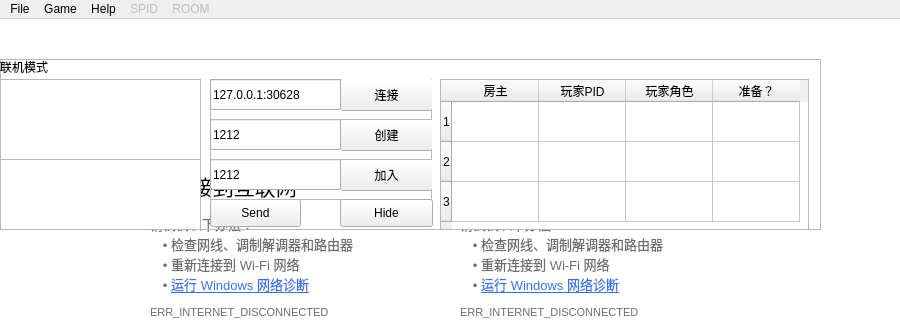
Above: DinoOL/dinool.ui from Brownlzy/DinoOL before the change; both pictures show x 0 to 900 and y 0 to 320 of the 900 by 529 pixel window. Below: the same form after it.
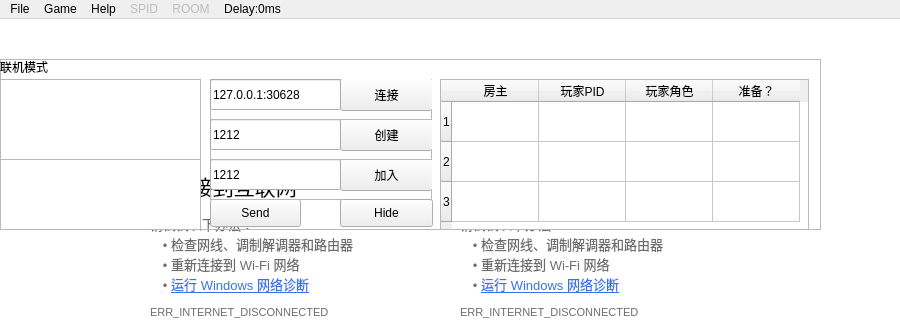
That is the form after the change. Icons and pictures are not drawn.

Diff of the .ui file:
```diff
--- a/DinoOL/dinool.ui
+++ b/DinoOL/dinool.ui
@@ -630,11 +630,17 @@
      <string>ROOM</string>
     </property>
    </widget>
+   <widget class="QMenu" name="menuDelay">
+    <property name="title">
+     <string>Delay:0ms</string>
+    </property>
+   </widget>
    <addaction name="menuFile"/>
    <addaction name="menuGame"/>
    <addaction name="menuHelp"/>
    <addaction name="menuSPID"/>
    <addaction name="menuROOM"/>
+   <addaction name="menuDelay"/>
   </widget>
   <widget class="QStatusBar" name="statusBar"/>
   <action name="actionExit">
```
